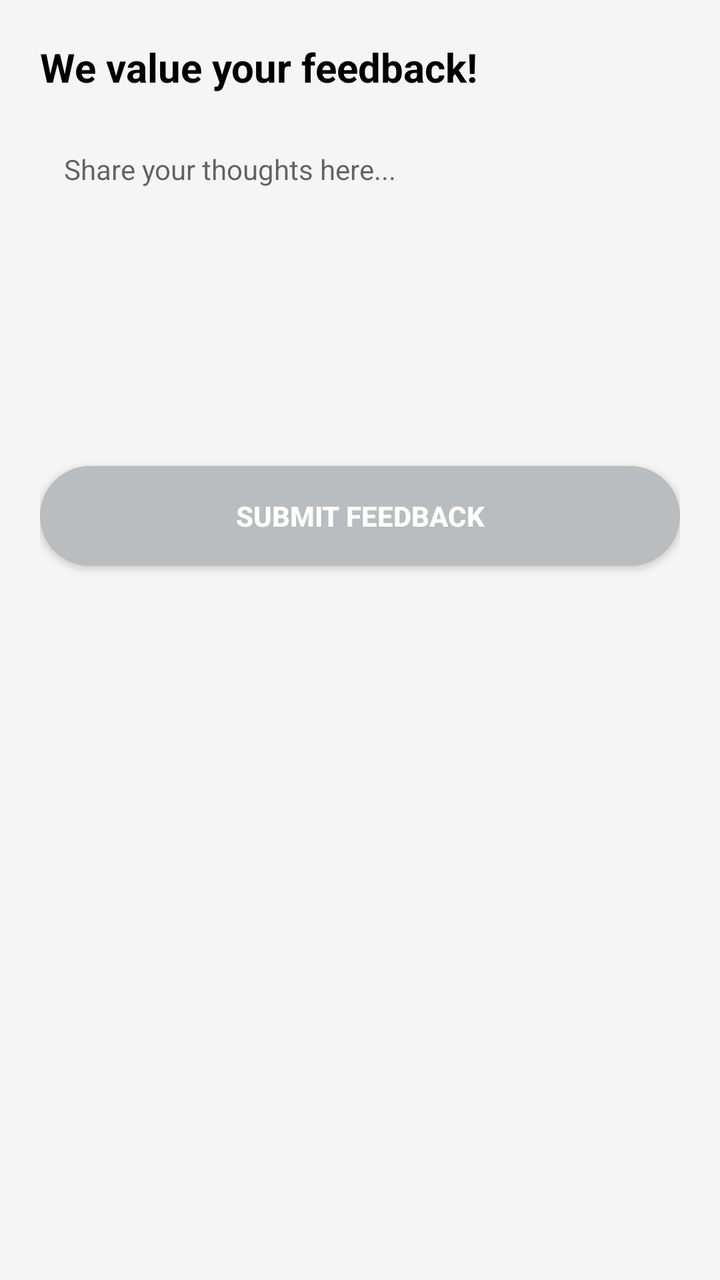
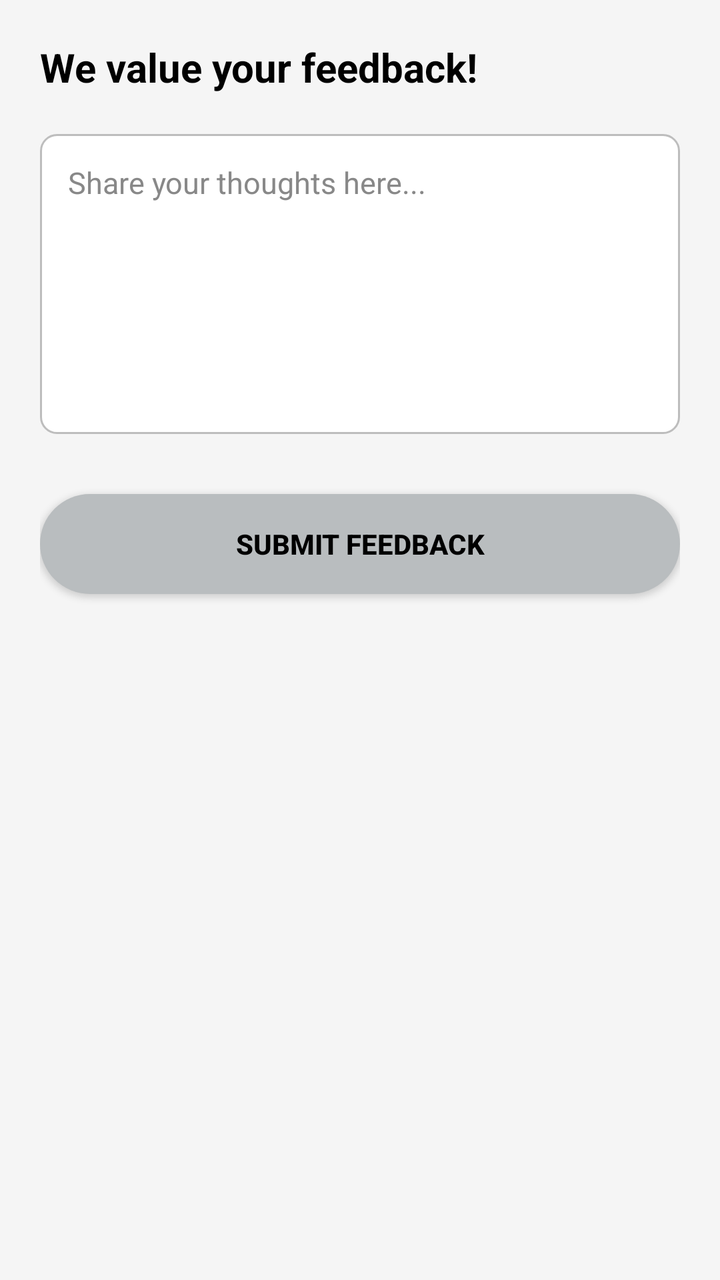

Before-and-after screenshots of an Android layout around one commit, followed by the original layout XML and the change that was made.
<!-- AndroidManifest.xml: application theme Theme.CogniSync -->
<!-- res/layout/activity_feedback.xml -->
<?xml version="1.0" encoding="utf-8"?>
<LinearLayout xmlns:android="http://schemas.android.com/apk/res/android"
    xmlns:app="http://schemas.android.com/apk/res-auto"
    android:layout_width="match_parent"
    android:layout_height="match_parent"
    android:background="#F5F5F5"
    android:orientation="vertical"
    android:fitsSystemWindows="true"
    android:padding="20dp">

    <TextView
        android:layout_width="wrap_content"
        android:layout_height="wrap_content"
        android:text="We value your feedback!"
        android:textColor="#000000"
        android:textSize="20sp"
        android:textStyle="bold"
        android:layout_marginBottom="16dp" />

    <EditText
        android:id="@+id/feedbackInput"
        android:layout_width="match_parent"
        android:layout_height="150dp"
        android:hint="Share your thoughts here..."
        android:gravity="top|start"
        android:background="@drawable/rounded_white_bg"
        android:padding="12dp"
        android:textColor="#000000"
        android:textSize="14sp" />

    <androidx.appcompat.widget.AppCompatButton
        android:id="@+id/submitFeedbackButton"

        android:layout_width="match_parent"
        android:layout_height="50dp"
        android:layout_marginTop="20dp"
        android:text="Submit Feedback"
        android:textColor="#FFFFFF"
        android:textStyle="bold"
        android:background="@drawable/btn_bg" />
</LinearLayout>
<!-- resources referenced by this layout -->
<resources>
  <!-- drawable btn_bg (drawable) -->
  <shape xmlns:android="http://schemas.android.com/apk/res/android"
      android:shape="rectangle">
      <solid android:color="#B9BDBF"/>
      <corners android:radius="35dp"/>
  </shape>
  <!-- drawable rounded_white_bg (drawable) -->
  <?xml version="1.0" encoding="utf-8"?>
  <selector xmlns:android="http://schemas.android.com/apk/res/android">
  
  </selector>
  <style name="Theme.CogniSync" parent="Theme.MaterialComponents.DayNight.NoActionBar">
  
  
  
          
          <item name="android:statusBarColor">@android:color/white</item>
          <item name="android:windowLightStatusBar">true</item>
  
      </style>
</resources>

<!-- the commit's change to res/layout/activity_feedback.xml (unified diff, before → after) -->
@@ -1,6 +1,5 @@
 <?xml version="1.0" encoding="utf-8"?>
 <LinearLayout xmlns:android="http://schemas.android.com/apk/res/android"
-    xmlns:app="http://schemas.android.com/apk/res-auto"
     android:layout_width="match_parent"
     android:layout_height="match_parent"
     android:background="#F5F5F5"
@@ -15,27 +14,28 @@
         android:textColor="#000000"
         android:textSize="20sp"
         android:textStyle="bold"
-        android:layout_marginBottom="16dp" />
-
+        android:layout_marginBottom="20dp" />
     <EditText
         android:id="@+id/feedbackInput"
         android:layout_width="match_parent"
         android:layout_height="150dp"
         android:hint="Share your thoughts here..."
         android:gravity="top|start"
-        android:background="@drawable/rounded_white_bg"
-        android:padding="12dp"
+        android:background="@drawable/edittext_bg"
+        android:padding="14dp"
         android:textColor="#000000"
-        android:textSize="14sp" />
+        android:textColorHint="#888888"
+        android:textSize="15sp" />
+
+
 
     <androidx.appcompat.widget.AppCompatButton
         android:id="@+id/submitFeedbackButton"
-
         android:layout_width="match_parent"
         android:layout_height="50dp"
-        android:layout_marginTop="20dp"
-        android:text="Submit Feedback"
-        android:textColor="#FFFFFF"
+        android:layout_marginTop="30dp"
+        android:text="SUBMIT FEEDBACK"
         android:textStyle="bold"
+        android:textColor="#000000"
         android:background="@drawable/btn_bg" />
 </LinearLayout>
<!-- resource entries referenced after the edit -->
@@ -6,9 +6,36 @@
       <solid android:color="#B9BDBF"/>
       <corners android:radius="35dp"/>
   </shape>
-  <!-- drawable rounded_white_bg (drawable) -->
+  <!-- drawable edittext_bg (drawable) -->
   <?xml version="1.0" encoding="utf-8"?>
   <selector xmlns:android="http://schemas.android.com/apk/res/android">
+  
+      
+      <item android:state_pressed="true">
+          <shape android:shape="rectangle">
+              <solid android:color="#FFFFFF" />
+              <corners android:radius="8dp"/>
+              <stroke android:width="2dp" android:color="#8AB4F8" /> 
+          </shape>
+      </item>
+  
+      
+      <item android:state_focused="true">
+          <shape android:shape="rectangle">
+              <solid android:color="#FFFFFF"/>
+              <corners android:radius="8dp"/>
+              <stroke android:width="2dp" android:color="#8AB4F8"/>
+          </shape>
+      </item>
+  
+      
+      <item>
+          <shape android:shape="rectangle">
+              <solid android:color="#FFFFFF"/>
+              <corners android:radius="8dp"/>
+              <stroke android:width="1dp" android:color="#BDBDBD"/>
+          </shape>
+      </item>
   
   </selector>
   <style name="Theme.CogniSync" parent="Theme.MaterialComponents.DayNight.NoActionBar">
